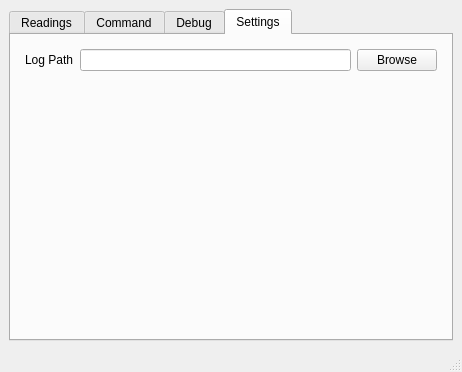
codincodee/tf0x_dev, file tf03_test/main_window.ui: the form before one commit.
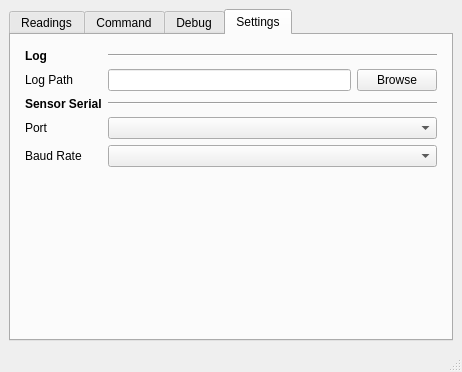
The form after the commit.

Patch:
```diff
--- a/tf03_test/main_window.ui
+++ b/tf03_test/main_window.ui
@@ -641,14 +641,21 @@
             </item>
             <item>
              <layout class="QGridLayout" name="gridLayout_8">
-              <item row="0" column="0">
+              <item row="4" column="0">
+               <widget class="QLabel" name="label_17">
+                <property name="text">
+                 <string>Port</string>
+                </property>
+               </widget>
+              </item>
+              <item row="2" column="0">
                <widget class="QLabel" name="label_16">
                 <property name="text">
                  <string>Log Path</string>
                 </property>
                </widget>
               </item>
-              <item row="1" column="0">
+              <item row="6" column="0">
                <spacer name="verticalSpacer_10">
                 <property name="orientation">
                  <enum>Qt::Vertical</enum>
@@ -661,7 +668,14 @@
                 </property>
                </spacer>
               </item>
-              <item row="0" column="1">
+              <item row="4" column="1">
+               <layout class="QHBoxLayout" name="horizontalLayout_7">
+                <item>
+                 <widget class="QComboBox" name="comboBox_3"/>
+                </item>
+               </layout>
+              </item>
+              <item row="2" column="1">
                <layout class="QHBoxLayout" name="horizontalLayout_6">
                 <item>
                  <widget class="QLineEdit" name="lineEdit_3"/>
@@ -675,6 +689,62 @@
                 </item>
                </layout>
               </item>
+              <item row="0" column="0">
+               <widget class="QLabel" name="label_18">
+                <property name="font">
+                 <font>
+                  <weight>75</weight>
+                  <bold>true</bold>
+                 </font>
+                </property>
+                <property name="frameShape">
+                 <enum>QFrame::NoFrame</enum>
+                </property>
+                <property name="text">
+                 <string>Log</string>
+                </property>
+               </widget>
+              </item>
+              <item row="3" column="1">
+               <widget class="Line" name="line">
+                <property name="orientation">
+                 <enum>Qt::Horizontal</enum>
+                </property>
+               </widget>
+              </item>
+              <item row="0" column="1">
+               <widget class="Line" name="line_2">
+                <property name="orientation">
+                 <enum>Qt::Horizontal</enum>
+                </property>
+               </widget>
+              </item>
+              <item row="3" column="0">
+               <widget class="QLabel" name="label_19">
+                <property name="font">
+                 <font>
+                  <weight>75</weight>
+                  <bold>true</bold>
+                 </font>
+                </property>
+                <property name="frameShape">
+                 <enum>QFrame::NoFrame</enum>
+                </property>
+                <property name="text">
+                 <string>Sensor Serial</string>
+                </property>
+               </widget>
+              </item>
+              <item row="5" column="0">
+               <widget class="QLabel" name="label_20">
+                <property name="text">
+                 <string>Baud Rate</string>
+                </property>
+               </widget>
+              </item>
+              <item row="5" column="1">
+               <widget class="QComboBox" name="comboBox_4"/>
+              </item>
              </layout>
             </item>
             <item>
```
Left out of the diff: 11 changed lines with no effect on the pictures.
